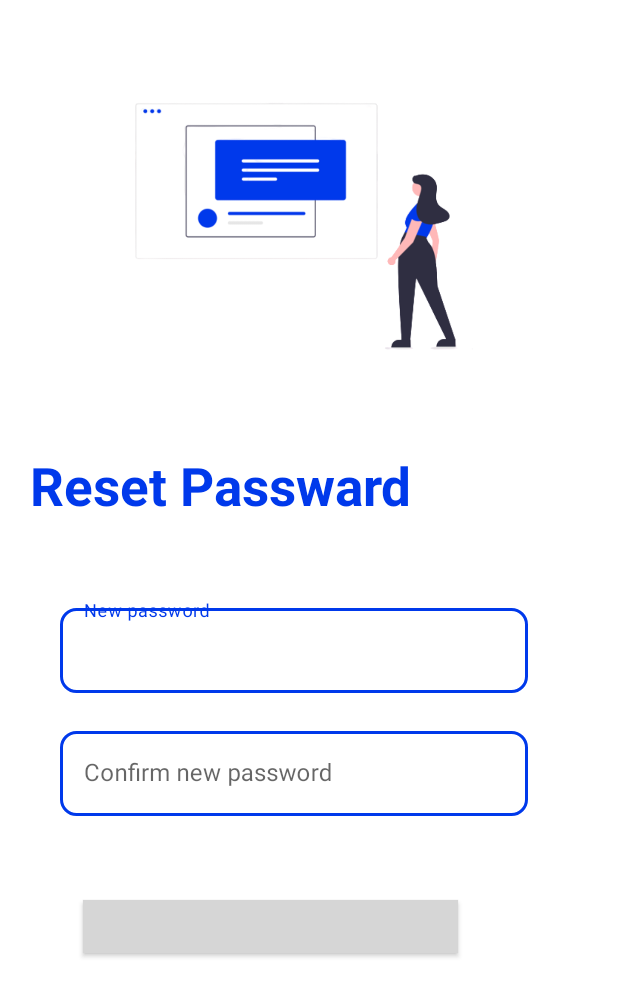
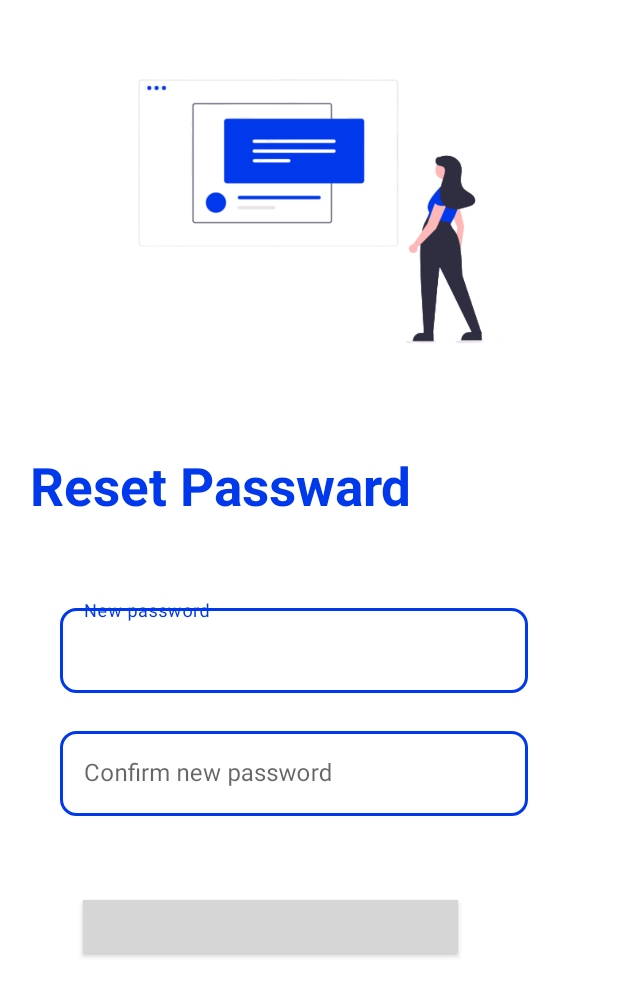
Before and after one commit to Dibendu-G/MediFit, an Android app: the resetpassword screen opened directly, with no data from a screen before it, on a phone screen of 412 x 824 dp. Shown: the top 997 px of the screen. Run offline under Robolectric (Android 15) with nearby library versions, the phone set to English and light mode, and no system bars; grey boxes are pictures that could not be loaded.

Commit message:
reset password done

```diff
--- a/app/src/main/res/layout/activity_resetpassword.xml
+++ b/app/src/main/res/layout/activity_resetpassword.xml
@@ -7,8 +7,8 @@
     tools:context=".resetpassword">
 
     <ImageView
-        android:layout_width="298dp"
-        android:layout_height="262dp"
+        android:layout_width="319dp"
+        android:layout_height="242dp"
         android:layout_marginLeft="60dp"
         android:layout_marginTop="20dp"
         android:src="@drawable/otpenter" />
```
